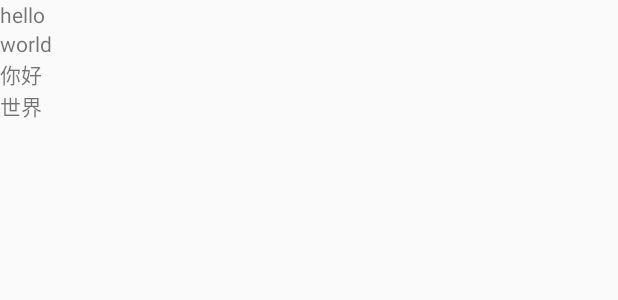
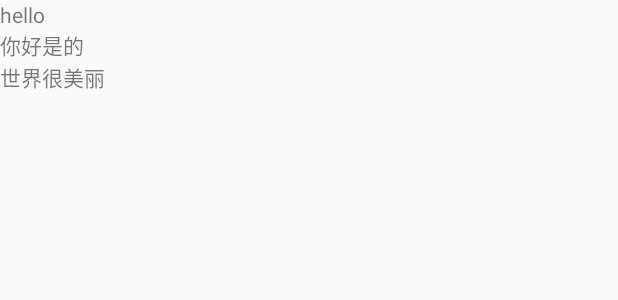
Before and after one commit to csgsky/Marerls-Android, an Android app: the layout fragment_about.xml on its own in the app's theme, with its tools: preview values and no code run, on a phone screen of 412 x 824 dp. Shown: the top 300 px of the screen. Run offline under Robolectric (Android 15) with nearby library versions, the phone set to English and light mode, and no system bars.

Commit message:
test git merge

```diff
--- a/app/src/main/res/layout/fragment_about.xml
+++ b/app/src/main/res/layout/fragment_about.xml
@@ -12,13 +12,9 @@
     <TextView
         android:layout_width="wrap_content"
         android:layout_height="wrap_content"
-        android:text="world"/>
+        android:text="你好是的"/>
     <TextView
         android:layout_width="wrap_content"
         android:layout_height="wrap_content"
-        android:text="你好"/>
-    <TextView
-        android:layout_width="wrap_content"
-        android:layout_height="wrap_content"
-        android:text="世界"/>
+        android:text="世界很美丽"/>
 </LinearLayout>
```
